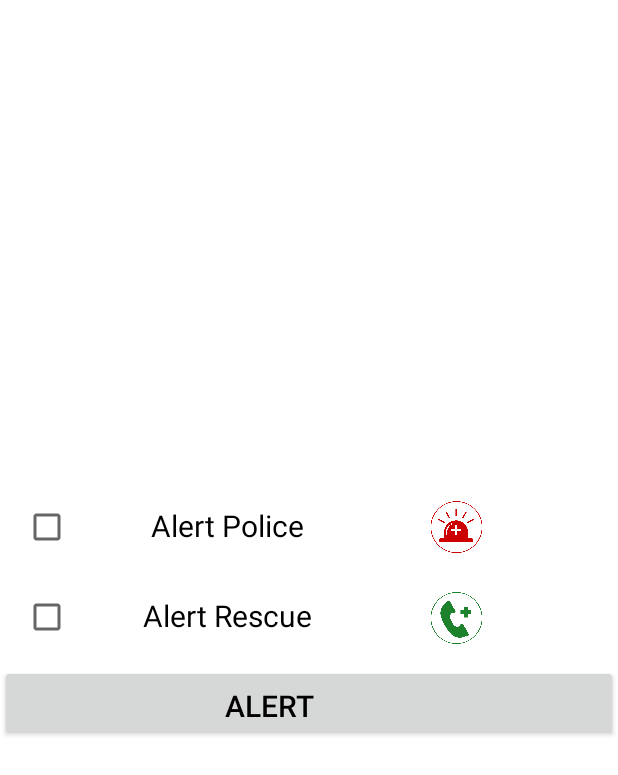
After one commit to Bilal-Technolligence/EmergencyServices, an Android app: the layout check.xml on its own in the app's theme, with its tools: preview values and no code run, on a phone screen of 412 x 824 dp. The commit adds this screen. Shown: the top 775 px of the screen. Run offline under Robolectric (Android 15) with nearby library versions, the phone set to English and light mode, and no system bars.

Commit message:
check box added

```diff
--- a/app/src/main/java/com/example/emergencyservices/AlertHelper.java
+++ b/app/src/main/java/com/example/emergencyservices/AlertHelper.java
@@ -43,7 +43,7 @@ DatabaseReference dref = FirebaseDatabase.getInstance().getReference();
     protected void onCreate(Bundle savedInstanceState) {
         super.onCreate(savedInstanceState);
        // setContentView(R.layout.activity_alert_helper);
-        final String helper = getIntent().getStringExtra("id");
+        final String helper = getIntent().getStringExtra("idPolice");
         progressBar = findViewById(R.id.progressbar);
         progressBar.setVisibility(View.GONE);
         message = findViewById(R.id.txtMessage);
--- /dev/null
+++ b/app/src/main/res/layout/check.xml
@@ -0,0 +1,104 @@
+<?xml version="1.0" encoding="utf-8"?>
+<LinearLayout xmlns:android="http://schemas.android.com/apk/res/android"
+    android:gravity="center"
+    android:layout_gravity="center"
+    android:layout_width="fill_parent"
+    android:layout_height="fill_parent"
+    android:minWidth="250dp"
+    android:minHeight="250dp"
+    android:background="#ffffff"
+    android:orientation="vertical">
+
+    <LinearLayout
+        android:id="@+id/top"
+        android:layout_width="match_parent"
+        android:layout_height="60dp"
+        android:weightSum="3"
+        android:orientation="horizontal">
+        <CheckBox
+            android:id="@+id/checkboxpolice"
+            android:layout_width="wrap_content"
+            android:layout_height="wrap_content"
+            android:layout_marginStart="15dp"/>
+
+
+            <TextView
+                android:layout_width="150dp"
+                android:layout_height="wrap_content"
+                android:layout_marginTop="1dp"
+                android:layout_weight="1"
+                android:gravity="center"
+                android:paddingTop="13dp"
+                android:text="Alert Police"
+                android:textColor="@color/colorBlack"
+                android:textSize="20dp" />
+
+            <ImageView
+                android:layout_width="20dp"
+                android:layout_height="wrap_content"
+                android:layout_margin="10dp"
+                android:layout_weight="1"
+                android:src="@drawable/callpolice" />
+
+
+    </LinearLayout>
+    <LinearLayout
+        android:layout_width="match_parent"
+        android:layout_height="60dp"
+        android:weightSum="3"
+        android:orientation="horizontal">
+        <CheckBox
+            android:id="@+id/checkboxrescue"
+            android:layout_width="wrap_content"
+            android:layout_height="wrap_content"
+            android:layout_marginStart="15dp"/>
+
+
+        <TextView
+            android:layout_width="150dp"
+            android:layout_height="wrap_content"
+            android:layout_marginTop="1dp"
+            android:layout_weight="1"
+            android:gravity="center"
+            android:paddingTop="13dp"
+            android:text="Alert Rescue"
+            android:textColor="@color/colorBlack"
+            android:textSize="20dp" />
+
+        <ImageView
+            android:layout_width="20dp"
+            android:layout_height="wrap_content"
+            android:layout_margin="10dp"
+            android:layout_weight="1"
+            android:src="@drawable/alertrescue" />
+
+
+    </LinearLayout>
+    <LinearLayout
+        android:layout_width="match_parent"
+        android:layout_height="60dp"
+        android:orientation="horizontal">
+
+
+
+        <Button
+            android:id="@+id/btnAlertBoth"
+            android:layout_width="match_parent"
+            android:layout_height="wrap_content"
+            android:layout_marginTop="1dp"
+            android:gravity="left"
+            android:paddingStart="150dp"
+            android:paddingTop="13dp"
+            android:text="Alert"
+            android:textColor="@color/colorBlack"
+            android:textSize="20dp" />
+
+
+
+    </LinearLayout>
+
+
+
+
+
+</LinearLayout>
```
Also changed, not shown: app/src/main/java/com/example/emergencyservices/VictumHelpActivity.java (+75 -16 lines), app/src/main/res/layout/activity_forget_password.xml (+5 -5 lines), app/src/main/res/layout/activity_victum_help.xml (+43 -43 lines).
